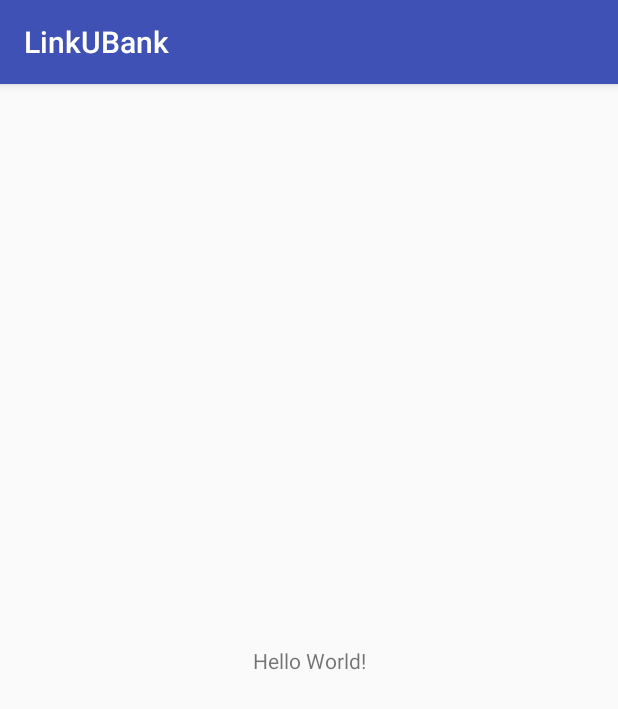
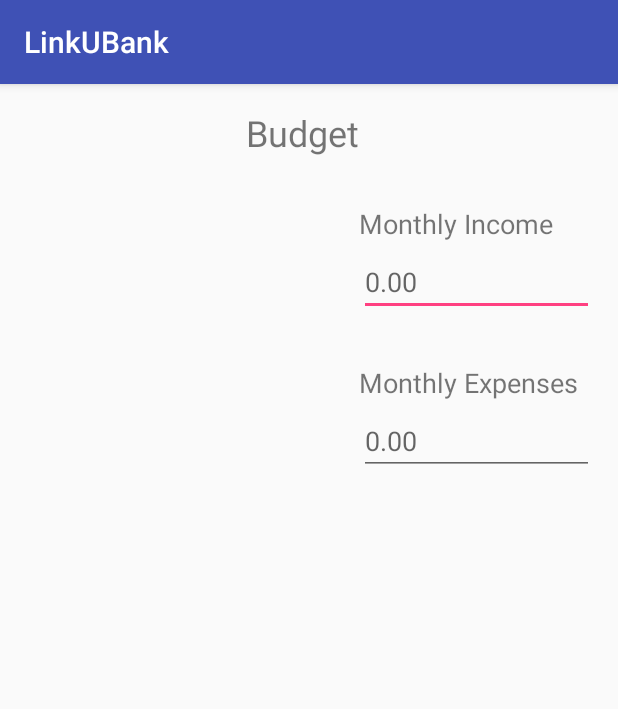
Before and after one commit to CIS4952/CIS4951, an Android app: the screen it shows after launch (MainActivity), on a phone screen of 412 x 824 dp. Shown: the top 709 px of the screen. Run offline under Robolectric (Android 15) with nearby library versions, the phone set to English and light mode, and no system bars.

Commit message:
Added input boxes for income and expenses

```diff
--- a/app/build.gradle
+++ b/app/build.gradle
@@ -20,7 +20,7 @@ android {
 
 dependencies {
     implementation fileTree(dir: 'libs', include: ['*.jar'])
-    implementation 'com.android.support:appcompat-v7:28.0.0-rc01'
+    implementation 'com.android.support:appcompat-v7:28.0.0-alpha1'
     implementation 'com.android.support.constraint:constraint-layout:1.1.2'
     testImplementation 'junit:junit:4.12'
     androidTestImplementation 'com.android.support.test:runner:1.0.2'
--- a/app/src/main/res/layout/activity_main.xml
+++ b/app/src/main/res/layout/activity_main.xml
@@ -7,12 +7,69 @@
     tools:context=".MainActivity">
 
     <TextView
-        android:layout_width="wrap_content"
+        android:id="@+id/textView"
+        android:layout_width="0dp"
         android:layout_height="wrap_content"
-        android:text="Hello World!"
-        app:layout_constraintBottom_toBottomOf="parent"
-        app:layout_constraintLeft_toLeftOf="parent"
-        app:layout_constraintRight_toRightOf="parent"
+        android:layout_marginLeft="164dp"
+        android:layout_marginStart="164dp"
+        android:layout_marginTop="16dp"
+        android:text="@string/budget_title"
+        android:textSize="24sp"
+        app:layout_constraintStart_toStartOf="parent"
         app:layout_constraintTop_toTopOf="parent" />
 
+    <TextView
+        android:id="@+id/textView2"
+        android:layout_width="0dp"
+        android:layout_height="wrap_content"
+        android:layout_marginEnd="16dp"
+        android:layout_marginRight="16dp"
+        android:layout_marginTop="32dp"
+        android:text="@string/monthly_income"
+        android:textSize="18sp"
+        app:layout_constraintEnd_toEndOf="parent"
+        app:layout_constraintHorizontal_bias="0.0"
+        app:layout_constraintStart_toEndOf="@+id/textView"
+        app:layout_constraintTop_toBottomOf="@+id/textView" />
+
+    <EditText
+        android:id="@+id/editText"
+        android:layout_width="0dp"
+        android:layout_height="wrap_content"
+        android:layout_marginEnd="16dp"
+        android:layout_marginRight="16dp"
+        android:layout_marginTop="4dp"
+        android:ems="10"
+        android:hint="@string/monthly_income_input"
+        android:inputType="numberDecimal"
+        app:layout_constraintEnd_toEndOf="parent"
+        app:layout_constraintStart_toStartOf="@+id/textView2"
+        app:layout_constraintTop_toBottomOf="@+id/textView2" />
+
+    <TextView
+        android:id="@+id/textView3"
+        android:layout_width="0dp"
+        android:layout_height="wrap_content"
+        android:layout_marginEnd="16dp"
+        android:layout_marginRight="16dp"
+        android:layout_marginTop="32dp"
+        android:text="@string/monthly_expenses"
+        android:textSize="18sp"
+        app:layout_constraintEnd_toEndOf="parent"
+        app:layout_constraintStart_toStartOf="@+id/textView2"
+        app:layout_constraintTop_toBottomOf="@+id/editText" />
+
+    <EditText
+        android:id="@+id/editText2"
+        android:layout_width="0dp"
+        android:layout_height="wrap_content"
+        android:layout_marginEnd="16dp"
+        android:layout_marginRight="16dp"
+        android:layout_marginTop="4dp"
+        android:ems="10"
+        android:hint="@string/monthly_expenses_input"
+        android:inputType="numberDecimal"
+        app:layout_constraintEnd_toEndOf="parent"
+        app:layout_constraintStart_toStartOf="@+id/editText"
+        app:layout_constraintTop_toBottomOf="@+id/textView3" />
 </android.support.constraint.ConstraintLayout>
--- a/app/src/main/res/values/strings.xml
+++ b/app/src/main/res/values/strings.xml
@@ -1,3 +1,8 @@
 <resources>
     <string name="app_name">LinkUBank</string>
+    <string name="budget_title">Budget</string>
+    <string name="monthly_income">Monthly Income</string>
+    <string name="monthly_expenses">Monthly Expenses</string>
+    <string name="monthly_income_input">0.00</string>
+    <string name="monthly_expenses_input">0.00</string>
 </resources>
```
